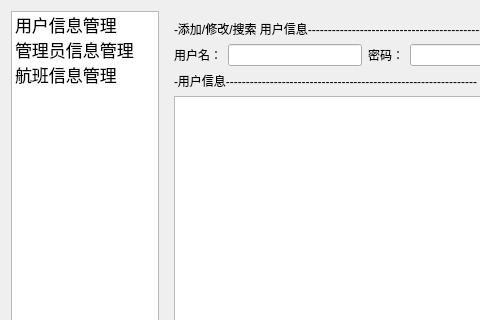
This is Flight_System/AdminWidget.ui in gywcs101/qt_flight_booking_system as Qt 5 draws it before an edit; both pictures show x 0 to 480 and y 0 to 320 of the 769 by 600 pixel window. The edited form follows.
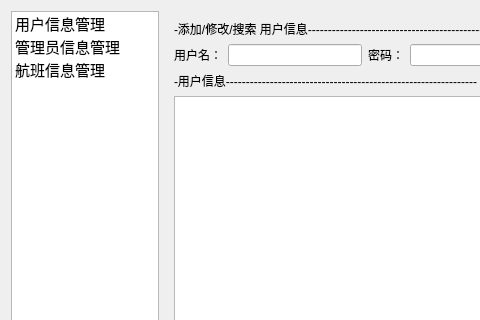
This is the edited form.

What changed in the file:
```diff
--- a/Flight_System/AdminWidget.ui
+++ b/Flight_System/AdminWidget.ui
@@ -26,8 +26,8 @@
       <widget class="QListWidget" name="listMenu">
        <property name="font">
         <font>
-         <family>宋体</family>
-         <pointsize>13</pointsize>
+         <family>楷体</family>
+         <pointsize>11</pointsize>
          <bold>false</bold>
         </font>
        </property>
```
